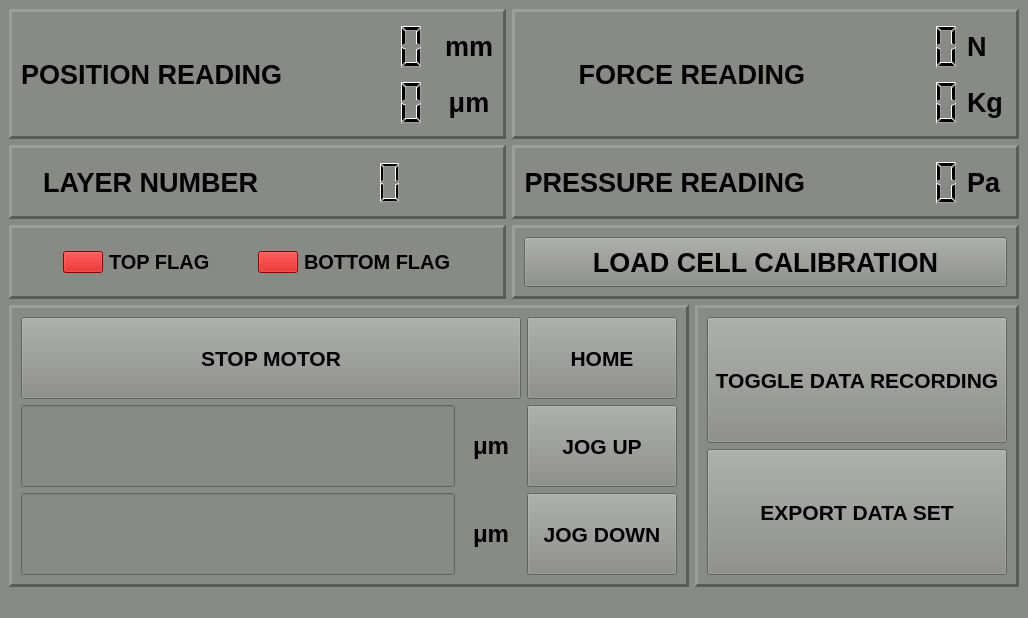
First picture: the form in newBlackBetty.ui, repository georgeExotic/BlackBetty_v2, before the edit.
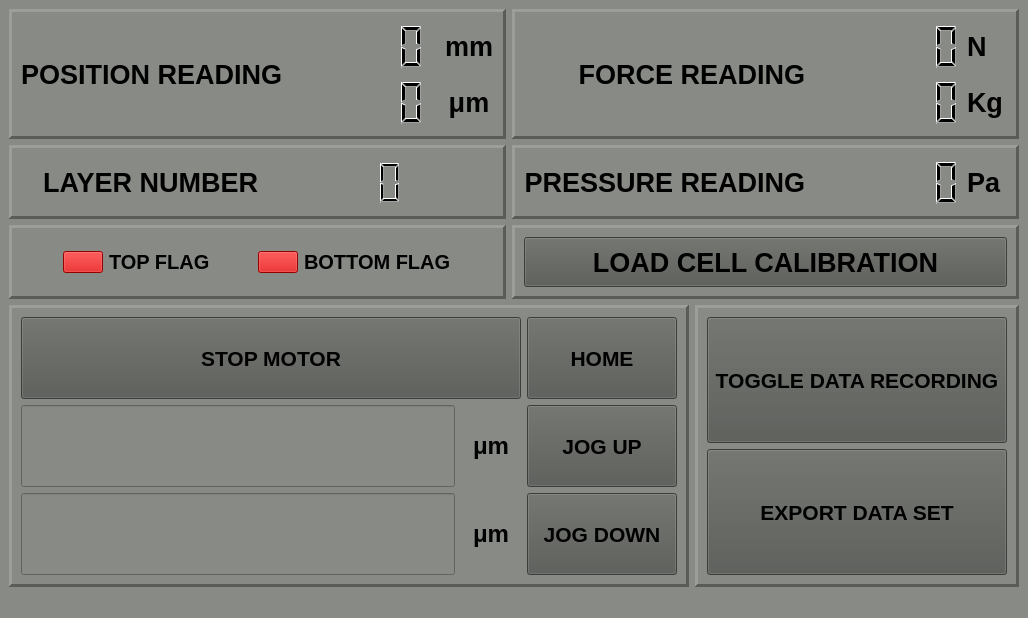
Second picture: the form after the edit.

```diff
--- a/newBlackBetty.ui
+++ b/newBlackBetty.ui
@@ -27,7 +27,6 @@
   </property>
   <property name="styleSheet">
    <string notr="true">background-color: rgb(136, 138, 133);
-alternate-background-color: rgb(204, 0, 0);
 color: rgb(0, 0, 0);</string>
   </property>
   <widget class="QWidget" name="centralwidget">
@@ -458,6 +457,9 @@
                  <bold>true</bold>
                 </font>
                </property>
+               <property name="styleSheet">
+                <string notr="true">background-color: rgb(85, 87, 83);</string>
+               </property>
                <property name="text">
                 <string>LOAD CELL CALIBRATION</string>
                </property>
@@ -958,6 +960,9 @@
              <bold>true</bold>
             </font>
            </property>
+           <property name="styleSheet">
+            <string notr="true">background-color: rgb(85, 87, 83);</string>
+           </property>
            <property name="text">
             <string>JOG DOWN</string>
            </property>
@@ -984,6 +989,9 @@
              <bold>true</bold>
             </font>
            </property>
+           <property name="styleSheet">
+            <string notr="true">background-color: rgb(85, 87, 83);</string>
+           </property>
            <property name="text">
             <string>JOG UP</string>
            </property>
@@ -1010,6 +1018,9 @@
              <bold>true</bold>
             </font>
            </property>
+           <property name="styleSheet">
+            <string notr="true">background-color: rgb(85, 87, 83);</string>
+           </property>
            <property name="text">
             <string>HOME</string>
            </property>
@@ -1036,6 +1047,9 @@
              <bold>true</bold>
             </font>
            </property>
+           <property name="styleSheet">
+            <string notr="true">background-color: rgb(85, 87, 83);</string>
+           </property>
            <property name="text">
             <string>STOP MOTOR</string>
            </property>
@@ -1079,6 +1093,9 @@
                <bold>true</bold>
               </font>
              </property>
+             <property name="styleSheet">
+              <string notr="true">background-color: rgb(85, 87, 83);</string>
+             </property>
              <property name="text">
               <string>TOGGLE DATA RECORDING</string>
              </property>
@@ -1105,6 +1122,9 @@
                <bold>true</bold>
               </font>
              </property>
+             <property name="styleSheet">
+              <string notr="true">background-color: rgb(85, 87, 83);</string>
+             </property>
              <property name="text">
               <string>EXPORT DATA SET</string>
              </property>
```
